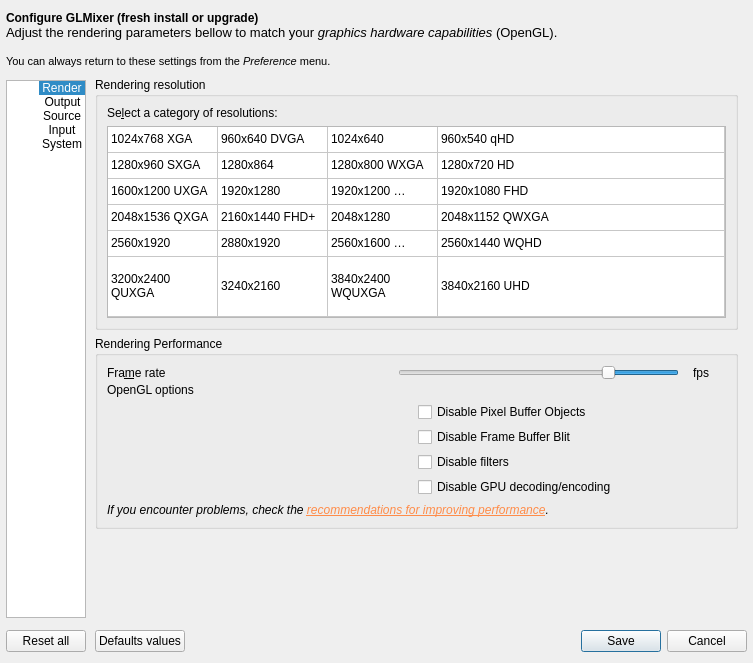
Qt form src/UserPreferencesDialog.ui (markus-wa/glmixer-mirror) before a commit.
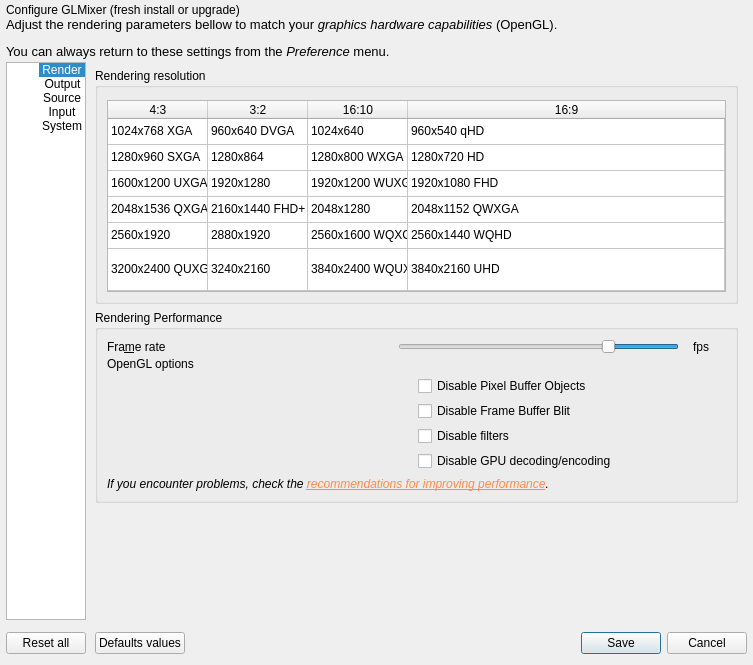
The same form after that commit. Icons and pictures are not drawn. Custom widgets are drawn as their Qt base class.

Commit message: Intensive rewriting and improvement of settings mechanism in the whole program. Implemented new actions to export and import user settings.

What changed in the file:
```diff
--- a/src/UserPreferencesDialog.ui
+++ b/src/UserPreferencesDialog.ui
@@ -7,7 +7,7 @@
     <x>0</x>
     <y>0</y>
     <width>753</width>
-    <height>663</height>
+    <height>665</height>
    </rect>
   </property>
   <property name="windowTitle">
@@ -27,9 +27,22 @@
    <property name="leftMargin">
     <number>6</number>
    </property>
+   <property name="topMargin">
+    <number>3</number>
+   </property>
    <property name="rightMargin">
     <number>6</number>
    </property>
+   <item>
+    <widget class="QLabel" name="titleTextLabel">
+     <property name="text">
+      <string>Configure GLMixer (fresh install or upgrade)</string>
+     </property>
+     <property name="margin">
+      <number>3</number>
+     </property>
+    </widget>
+   </item>
    <item>
     <widget class="QLabel" name="IntroTextLabel">
      <property name="enabled">
@@ -42,14 +55,7 @@
       </sizepolicy>
      </property>
      <property name="text">
-      <string>&lt;!DOCTYPE HTML PUBLIC &quot;-//W3C//DTD HTML 4.0//EN&quot; &quot;http://www.w3.org/TR/REC-html40/strict.dtd&quot;&gt;
-&lt;html&gt;&lt;head&gt;&lt;meta name=&quot;qrichtext&quot; content=&quot;1&quot; /&gt;&lt;style type=&quot;text/css&quot;&gt;
-p, li { white-space: pre-wrap; }
-&lt;/style&gt;&lt;/head&gt;&lt;body style=&quot; font-family:'Ubuntu'; font-size:14pt; font-weight:400; font-style:normal;&quot;&gt;
-&lt;p style=&quot; margin-top:0px; margin-bottom:0px; margin-left:0px; margin-right:0px; -qt-block-indent:0; text-indent:0px;&quot;&gt;&lt;span style=&quot; font-family:'MS Shell Dlg 2'; font-size:9pt; font-weight:600;&quot;&gt;Configure GLMixer (fresh install or upgrade)&lt;/span&gt;&lt;/p&gt;
-&lt;p style=&quot; margin-top:0px; margin-bottom:0px; margin-left:0px; margin-right:0px; -qt-block-indent:0; text-indent:0px;&quot;&gt;&lt;span style=&quot; font-family:'MS Shell Dlg 2'; font-size:10pt;&quot;&gt;Adjust the rendering parameters bellow to match your &lt;/span&gt;&lt;span style=&quot; font-family:'MS Shell Dlg 2'; font-size:10pt; font-style:italic;&quot;&gt;graphics hardware capabilities&lt;/span&gt;&lt;span style=&quot; font-family:'MS Shell Dlg 2'; font-size:10pt;&quot;&gt; (OpenGL).&lt;/span&gt;&lt;/p&gt;
-&lt;p style=&quot;-qt-paragraph-type:empty; margin-top:0px; margin-bottom:0px; margin-left:0px; margin-right:0px; -qt-block-indent:0; text-indent:0px; font-family:'MS Shell Dlg 2'; font-size:10pt;&quot;&gt;&lt;br /&gt;&lt;/p&gt;
-&lt;p style=&quot; margin-top:0px; margin-bottom:0px; margin-left:0px; margin-right:0px; -qt-block-indent:0; text-indent:0px;&quot;&gt;&lt;span style=&quot; font-family:'MS Shell Dlg 2'; font-size:8pt;&quot;&gt;You can always return to these settings from the &lt;/span&gt;&lt;span style=&quot; font-family:'MS Shell Dlg 2'; font-size:8pt; font-style:italic;&quot;&gt;Preference&lt;/span&gt;&lt;span style=&quot; font-family:'MS Shell Dlg 2'; font-size:8pt;&quot;&gt; menu. &lt;/span&gt;&lt;/p&gt;&lt;/body&gt;&lt;/html&gt;</string>
+      <string>&lt;html&gt;&lt;head/&gt;&lt;body&gt;&lt;p&gt;&lt;span style=&quot; font-family:'MS Shell Dlg 2'; font-size:10pt;&quot;&gt;Adjust the rendering parameters bellow to match your &lt;/span&gt;&lt;span style=&quot; font-family:'MS Shell Dlg 2'; font-size:10pt; font-style:italic;&quot;&gt;graphics hardware capabilities&lt;/span&gt;&lt;span style=&quot; font-family:'MS Shell Dlg 2'; font-size:10pt;&quot;&gt; (OpenGL).&lt;/span&gt;&lt;/p&gt;&lt;p&gt;&lt;span style=&quot; font-family:'MS Shell Dlg 2'; font-size:10pt;&quot;&gt;You can always return to these settings from the &lt;/span&gt;&lt;span style=&quot; font-family:'MS Shell Dlg 2'; font-size:10pt; font-style:italic;&quot;&gt;Preference&lt;/span&gt;&lt;span style=&quot; font-family:'MS Shell Dlg 2'; font-size:10pt;&quot;&gt; menu. &lt;/span&gt;&lt;/p&gt;&lt;/body&gt;&lt;/html&gt;</string>
      </property>
      <property name="textFormat">
       <enum>Qt::RichText</enum>
@@ -76,7 +82,7 @@
         <number>12</number>
        </property>
        <property name="topMargin">
-        <number>12</number>
+        <number>3</number>
        </property>
        <item>
         <widget class="QListWidget" name="listWidget">
@@ -276,17 +282,10 @@
              <property name="title">
               <string>Rendering resolution</string>
              </property>
-             <layout class="QVBoxLayout" name="verticalLayout">
-              <item>
-               <widget class="QLabel" name="label">
-                <property name="text">
-                 <string>Se&amp;lect a category of resolutions:</string>
-                </property>
-                <property name="buddy">
-                 <cstring>resolutionTable</cstring>
-                </property>
-               </widget>
-              </item>
+             <layout class="QVBoxLayout" name="verticalLayout" stretch="0">
+              <property name="topMargin">
+               <number>12</number>
+              </property>
               <item>
                <widget class="QTableWidget" name="resolutionTable">
                 <property name="sizePolicy">
@@ -331,21 +330,18 @@
                 <property name="gridStyle">
                  <enum>Qt::SolidLine</enum>
                 </property>
+                <property name="wordWrap">
+                 <bool>false</bool>
+                </property>
                 <property name="cornerButtonEnabled">
                  <bool>false</bool>
                 </property>
                 <attribute name="horizontalHeaderVisible">
-                 <bool>false</bool>
+                 <bool>true</bool>
                 </attribute>
                 <attribute name="horizontalHeaderCascadingSectionResizes">
                  <bool>false</bool>
                 </attribute>
-                <attribute name="horizontalHeaderDefaultSectionSize">
-                 <number>110</number>
-                </attribute>
-                <attribute name="horizontalHeaderHighlightSections">
-                 <bool>true</bool>
-                </attribute>
                 <attribute name="horizontalHeaderStretchLastSection">
                  <bool>true</bool>
                 </attribute>
@@ -404,21 +400,42 @@
                  <property name="whatsThis">
                   <string notr="true"/>
                  </property>
+                 <property name="textAlignment">
+                  <set>AlignHCenter|AlignVCenter|AlignCenter</set>
+                 </property>
                 </column>
                 <column>
                  <property name="text">
                   <string notr="true">3:2</string>
                  </property>
+                 <property name="whatsThis">
+                  <string notr="true"/>
+                 </property>
+                 <property name="textAlignment">
+                  <set>AlignHCenter|AlignVCenter|AlignCenter</set>
+                 </property>
                 </column>
                 <column>
                  <property name="text">
                   <string notr="true">16:10</string>
                  </property>
+                 <property name="whatsThis">
+                  <string notr="true"/>
+                 </property>
+                 <property name="textAlignment">
+                  <set>AlignHCenter|AlignVCenter|AlignCenter</set>
+                 </property>
                 </column>
                 <column>
                  <property name="text">
                   <string notr="true">16:9</string>
                  </property>
+                 <property name="whatsThis">
+                  <string notr="true"/>
+                 </property>
+                 <property name="textAlignment">
+                  <set>AlignHCenter|AlignVCenter|AlignCenter</set>
+                 </property>
                 </column>
                 <item row="0" column="0">
                  <property name="text">
```
Left out of the diff: 21 changed lines with no effect on the pictures. The commit also changes 13 other files.
